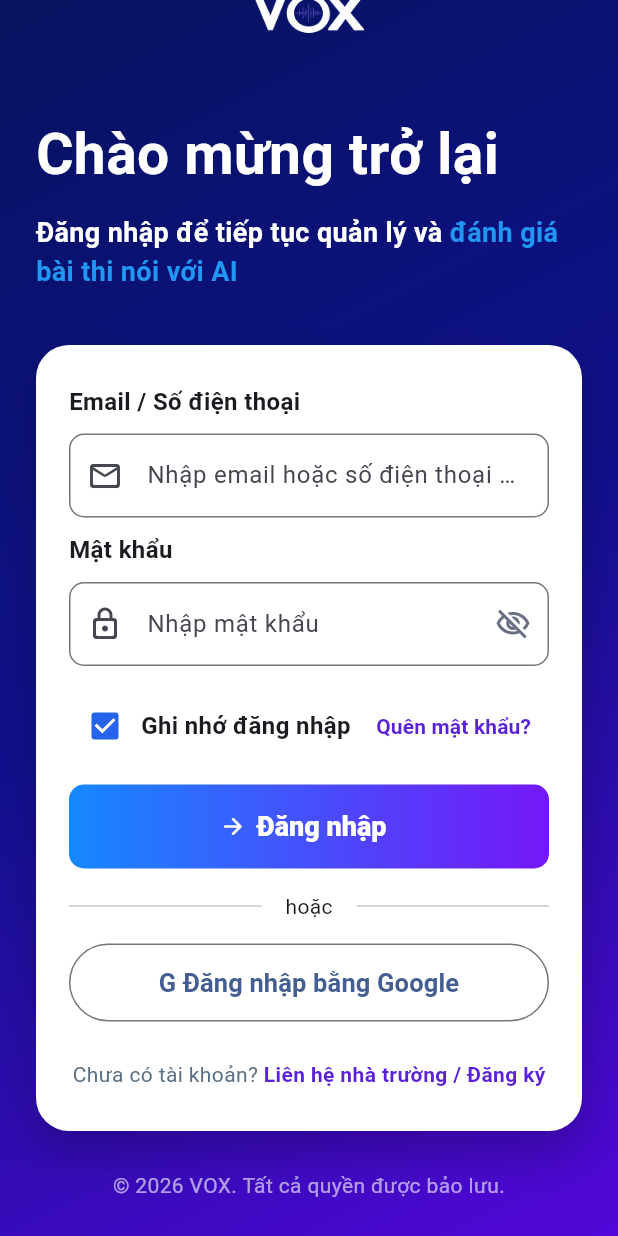
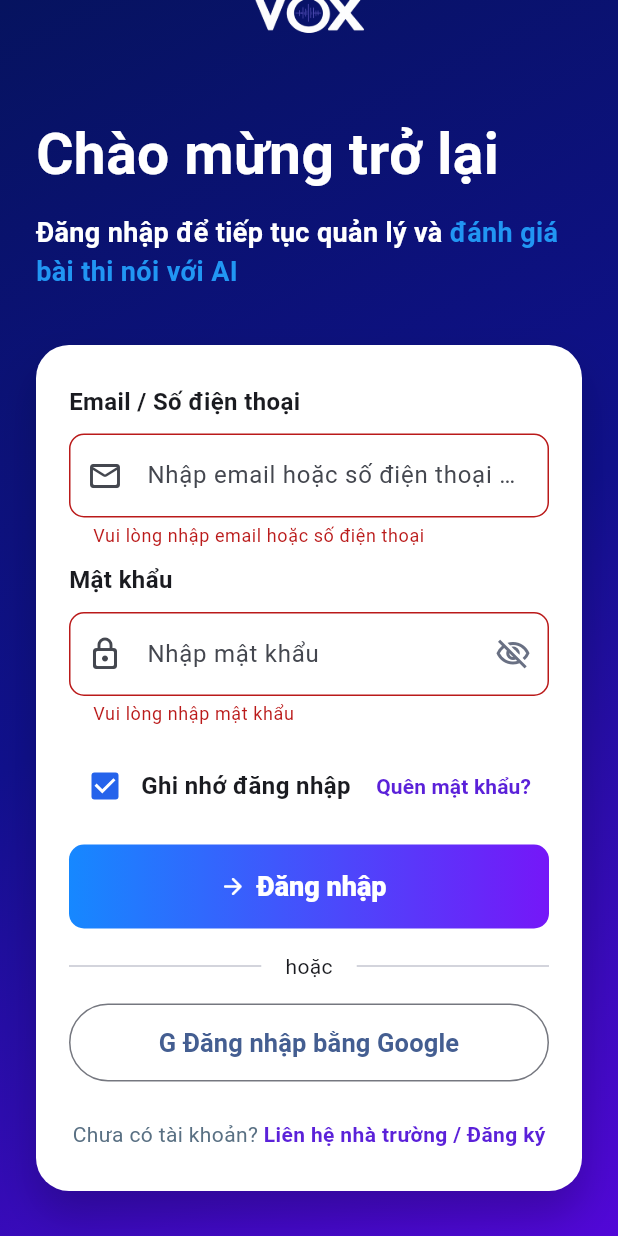
Before and after one commit to vientrlenh/vox_client_flutter, a Flutter app: the screen it shows after launch, scrolled down 52 dp, after a tap on "Đăng nhập", on a phone screen of 412 x 824 dp. Run offline on Flutter 3.47's test engine with Material 3 defaults, Android fonts, the phone set to English and light mode, and no system bars; our stand-ins replace dio, flutter_dotenv, flutter_secure_storage, shared_preferences.

Commit message:
add login page

```diff
--- a/lib/core/storage/secure_storage.dart
+++ b/lib/core/storage/secure_storage.dart
@@ -1,4 +1,4 @@
-import 'package:flutter_secure_storage_x/flutter_secure_storage_x.dart';
+import 'package:flutter_secure_storage/flutter_secure_storage.dart';
 
 class SecureStorage {
   static const _storage = FlutterSecureStorage();
--- a/lib/features/auth/presentation/login_screen.dart
+++ b/lib/features/auth/presentation/login_screen.dart
@@ -1,4 +1,3 @@
-
 import 'package:flutter/material.dart';
 
 import '../../../core/network/api_client.dart';
@@ -14,22 +13,50 @@ class LoginScreen extends StatefulWidget {
 }
 
 class _LoginScreenState extends State<LoginScreen> {
+  final _formKey = GlobalKey<FormState>();
   final _loginController = TextEditingController();
   final _passwordController = TextEditingController();
   bool rememberMe = true;
   bool obscurePassword = true;
+  bool isLoggingIn = false;
 
   final _authRepository = AuthRepository(
     authApi: AuthApi(ApiClient()),
-    secureStorage: SecureStorage()
+    secureStorage: SecureStorage(),
   );
 
   Future<void> _login() async {
-    try {
-      await _authRepository.login(login: _loginController.text, password: _passwordController.text);
-    } catch (e) {
+    if (!_formKey.currentState!.validate() || isLoggingIn) {
       return;
     }
+
+    setState(() => isLoggingIn = true);
+
+    try {
+      await _authRepository.login(
+        login: _loginController.text.trim(),
+        password: _passwordController.text,
+      );
+    } catch (e) {
+      if (!mounted) return;
+
+      ScaffoldMessenger.of(context).showSnackBar(
+        const SnackBar(
+          content: Text('Đăng nhập thất bại. Vui lòng kiểm tra lại thông tin.'),
+        ),
+      );
+    } finally {
+      if (mounted) {
+        setState(() => isLoggingIn = false);
+      }
+    }
+  }
+
+  @override
+  void dispose() {
+    _loginController.dispose();
+    _passwordController.dispose();
+    super.dispose();
   }
 
   @override
@@ -41,7 +68,7 @@ class _LoginScreenState extends State<LoginScreen> {
             begin: Alignment.topLeft,
             end: Alignment.bottomRight,
             colors: [Color(0xFF06135F), Color(0xFF10108C), Color(0xFF5207D8)],
-          )
+          ),
         ),
         child: Stack(
           children: [
@@ -55,7 +82,7 @@ class _LoginScreenState extends State<LoginScreen> {
                       'assets/logo.png',
                       width: 100,
                       height: 70,
-                      fit: BoxFit.contain
+                      fit: BoxFit.contain,
                     ),
                     const SizedBox(height: 30),
                     const Text(
@@ -63,17 +90,17 @@ class _LoginScreenState extends State<LoginScreen> {
                       style: TextStyle(
                         color: Colors.white,
                         fontSize: 38,
-                        fontWeight: FontWeight.w700
-                      )
+                        fontWeight: FontWeight.w700,
+                      ),
                     ),
                     const SizedBox(height: 12),
                     const Text.rich(
                       TextSpan(
                         text: 'Đăng nhập để tiếp tục quản lý và ',
                         style: TextStyle(
-                        color: Colors.white,
-                        fontSize: 18,
-                        fontWeight: FontWeight.w600
+                          color: Colors.white,
+                          fontSize: 18,
+                          fontWeight: FontWeight.w600,
                         ),
                         children: [
                           TextSpan(
@@ -81,30 +108,27 @@ class _LoginScreenState extends State<LoginScreen> {
                             style: TextStyle(
                               color: Colors.blue,
                               fontSize: 18,
-                              fontWeight: FontWeight.w600
-                            )
-                          )
-                        ]
-                      )
+                              fontWeight: FontWeight.w600,
+                            ),
+                          ),
+                        ],
+                      ),
                     ),
                     const SizedBox(height: 36),
-                    _buildLoginCard(),
+                    Form(key: _formKey, child: _buildLoginCard()),
                     const SizedBox(height: 26),
                     const Text(
                       '© 2026 VOX. Tất cả quyền được bảo lưu.',
                       textAlign: TextAlign.center,
-                      style: TextStyle(
-                        color: Color(0x99FFFFFF),
-                        fontSize: 14
-                      )
-                    )
+                      style: TextStyle(color: Color(0x99FFFFFF), fontSize: 14),
+                    ),
                   ],
-                )
-              )
-            )
+                ),
+              ),
+            ),
           ],
         ),
-      )
+      ),
     );
   }
 
@@ -118,9 +142,9 @@ class _LoginScreenState extends State<LoginScreen> {
           BoxShadow(
             color: Color(0x33000000),
             blurRadius: 24,
-            offset: Offset(0, 16)
-          )
-        ]
+            offset: Offset(0, 16),
+          ),
+        ],
       ),
       child: Column(
         crossAxisAlignment: CrossAxisAlignment.stretch,
@@ -129,7 +153,7 @@ class _LoginScreenState extends State<LoginScreen> {
           const SizedBox(height: 10),
           _field(
             Icons.mail_outline_rounded,
-            'Nhập email hoặc số điện thoại của bạn'
+            'Nhập email hoặc số điện thoại của bạn',
           ),
           const SizedBox(height: 10),
           _label("Mật khẩu"),
@@ -139,56 +163,54 @@ class _LoginScreenState extends State<LoginScreen> {
             'Nhập mật khẩu',
             obscure: obscurePassword,
             suffix: IconButton(
-              onPressed: () => setState(() => obscurePassword = !obscurePassword
+              onPressed: () =>
+                  setState(() => obscurePassword = !obscurePassword),
+              icon: Icon(
+                obscurePassword
+                    ? Icons.visibility_off_outlined
+                    : Icons.visibility_outlined,
+                color: const Color(0xFF697083),
               ),
-              icon: Icon(
-                obscurePassword ? Icons.visibility_off_outlined : Icons.visibility_outlined,
-                color: const Color(0xFF697083),
-              )
-            )
+            ),
           ),
           const SizedBox(height: 16),
           Row(
             children: [
               Checkbox(
                 value: rememberMe,
-                onChanged: (value) => setState(() => rememberMe = value ?? false),
+                onChanged: (value) =>
+                    setState(() => rememberMe = value ?? false),
                 activeColor: const Color(0xFF2563EB),
               ),
               const Expanded(
                 child: Text(
                   'Ghi nhớ đăng nhập',
-                  style: TextStyle(
-                    fontSize: 16,
-                    fontWeight: FontWeight.w600
-                  )
-                )
+                  style: TextStyle(fontSize: 16, fontWeight: FontWeight.w600),
+                ),
               ),
               TextButton(
-                onPressed: (){},
+                onPressed: () {},
                 child: const Text(
                   'Quên mật khẩu?',
                   style: TextStyle(
                     color: Color(0xFF5B21D9),
-                    fontWeight: FontWeight.w600
-                  )
-                )
-              )
+                    fontWeight: FontWeight.w600,
+                  ),
+                ),
+              ),
             ],
           ),
           const SizedBox(height: 15),
           DecoratedBox(
             decoration: BoxDecoration(
               gradient: const LinearGradient(
-                colors: [Color(0xFF1688FF), Color(0xFF7517F8)]
+                colors: [Color(0xFF1688FF), Color(0xFF7517F8)],
               ),
               borderRadius: BorderRadius.circular(10),
             ),
             child: ElevatedButton.icon(
-              onPressed: () => _login(),
-              icon: const Icon(
-                Icons.arrow_forward_rounded
-              ),
+              onPressed: isLoggingIn ? null : _login,
+              icon: const Icon(Icons.arrow_forward_rounded),
               label: Text('Đăng nhập'),
               style: ElevatedButton.styleFrom(
                 elevation: 0,
@@ -197,9 +219,9 @@ class _LoginScreenState extends State<LoginScreen> {
                 minimumSize: const Size.fromHeight(56),
                 textStyle: const TextStyle(
                   fontSize: 18,
-                  fontWeight: FontWeight.w800
+                  fontWeight: FontWeight.w800,
                 ),
-              )
+              ),
             ),
           ),
           const SizedBox(height: 15),
@@ -217,7 +239,7 @@ class _LoginScreenState extends State<LoginScreen> {
           OutlinedButton(
             onPressed: () {},
             style: OutlinedButton.styleFrom(
-              minimumSize: const Size.fromHeight(52)
+              minimumSize: const Size.fromHeight(52),
             ),
             child: const Text(
               'G Đăng nhập bằng Google',
@@ -235,38 +257,56 @@ class _LoginScreenState extends State<LoginScreen> {
                     text: 'Liên hệ nhà trường / Đăng ký',
                     style: TextStyle(
                       color: Color(0xFF5B21D9),
-                      fontWeight: FontWeight.w700
-                    )
-                  )
-                ]
-              )
-            )
-          )
+                      fontWeight: FontWeight.w700,
+                    ),
+                  ),
+                ],
+              ),
+            ),
+          ),
         ],
-      )
+      ),
     );
   }
 
   Widget _label(String text) {
     return Text(
       text,
-      style: const TextStyle(
-        fontSize: 16,
-        fontWeight: FontWeight.w700
-      )
+      style: const TextStyle(fontSize: 16, fontWeight: FontWeight.w700),
     );
   }
 
-  Widget _field(IconData icon, String hint, {bool obscure = false, Widget? suffix}) {
-    return TextField(
+  Widget _field(
+    IconData icon,
+    String hint, {
+    bool obscure = false,
+    Widget? suffix,
+  }) {
+    final isPasswordField = icon == Icons.lock_outline_rounded;
+    final controller = isPasswordField ? _passwordController : _loginController;
+
+    return TextFormField(
+      controller: controller,
       obscureText: obscure,
+      keyboardType: isPasswordField ? null : TextInputType.emailAddress,
+      textInputAction: isPasswordField
+          ? TextInputAction.done
+          : TextInputAction.next,
+      onFieldSubmitted: isPasswordField ? (_) => _login() : null,
+      validator: (value) {
+        if (value == null || value.trim().isEmpty) {
+          return isPasswordField
+              ? 'Vui lòng nhập mật khẩu'
+              : 'Vui lòng nhập email hoặc số điện thoại';
+        }
+
+        return null;
+      },
       decoration: InputDecoration(
         hintText: hint,
         prefixIcon: Icon(icon),
         suffixIcon: suffix,
-        border: OutlineInputBorder(
-          borderRadius: BorderRadius.circular(10)
-        )
+        border: OutlineInputBorder(borderRadius: BorderRadius.circular(10)),
       ),
     );
   }
```
Also changed, not shown: lib/core/storage/preference_storage.dart (+32 -0 lines), pubspec.yaml (+4 -3 lines), pubspec.lock, 7 other files.
